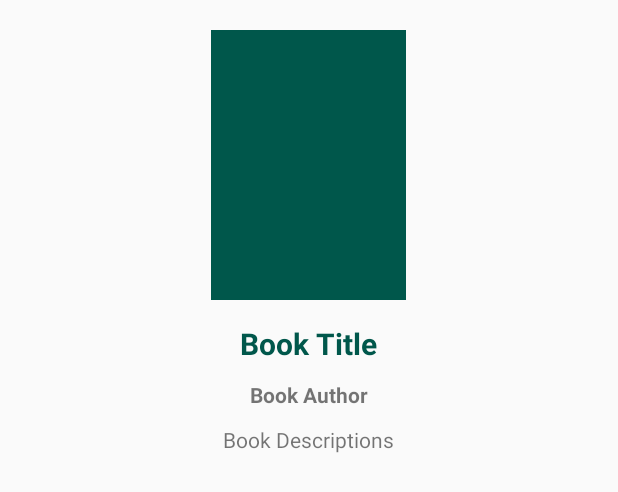
After one commit to vietnguyenhoangw/BooksApp, an Android app: the layout activity_book_detail.xml on its own in the app's theme, with its tools: preview values and no code run, on a phone screen of 412 x 824 dp. The commit adds this screen. Shown: the top 492 px of the screen. Run offline under Robolectric (Android 15) with nearby library versions, the phone set to English and light mode, and no system bars; network calls fail.

Commit message:
[UPD] - :sparkles: add book detail when click on bookitem

```diff
--- a/app/src/main/AndroidManifest.xml
+++ b/app/src/main/AndroidManifest.xml
@@ -11,6 +11,7 @@
         android:roundIcon="@mipmap/ic_launcher_round"
         android:supportsRtl="true"
         android:theme="@style/AppTheme">
+        <activity android:name=".BookDetailActivity"></activity>
         <activity android:name=".MainActivity">
             <intent-filter>
                 <action android:name="android.intent.action.MAIN" />
--- a/app/src/main/java/com/example/booksapp/BookListAdapter.java
+++ b/app/src/main/java/com/example/booksapp/BookListAdapter.java
@@ -8,6 +8,7 @@ import android.view.ViewGroup;
 import android.widget.ArrayAdapter;
 import android.widget.ImageView;
 import android.widget.TextView;
+import android.widget.Toast;
 
 import androidx.annotation.NonNull;
 import androidx.annotation.Nullable;
@@ -43,7 +44,7 @@ public class BookListAdapter extends ArrayAdapter<Book> {
         bookTitle = convertView.findViewById(R.id.book_title);
         bookAuthor = convertView.findViewById(R.id.book_author);
 
-        Book book = arrayList.get(position);
+        final Book book = arrayList.get(position);
 
         Picasso.get()
                 .load(book.getBookImage())
--- /dev/null
+++ b/app/src/main/res/layout/activity_book_detail.xml
@@ -0,0 +1,46 @@
+<?xml version="1.0" encoding="utf-8"?>
+<LinearLayout xmlns:android="http://schemas.android.com/apk/res/android"
+    xmlns:app="http://schemas.android.com/apk/res-auto"
+    xmlns:tools="http://schemas.android.com/tools"
+    android:layout_width="match_parent"
+    android:layout_height="wrap_content"
+    android:padding="10dp"
+    android:orientation="vertical"
+    tools:context=".BookDetailActivity">
+
+    <ImageView
+        android:id="@+id/book_image"
+        android:layout_width="150dp"
+        android:layout_height="200dp"
+        android:layout_gravity="center"
+        android:padding="10dp"
+        android:src="@color/colorPrimaryDark" />
+
+    <TextView
+        android:id="@+id/book_title"
+        android:layout_width="wrap_content"
+        android:layout_height="wrap_content"
+        android:layout_gravity="center"
+        android:padding="5dp"
+        android:text="Book Title"
+        android:textColor="@color/colorPrimaryDark"
+        android:textSize="20sp"
+        android:textStyle="bold" />
+
+    <TextView
+        android:id="@+id/book_author"
+        android:layout_width="wrap_content"
+        android:layout_height="wrap_content"
+        android:layout_gravity="center"
+        android:padding="5dp"
+        android:text="Book Author"
+        android:textStyle="bold" />
+
+    <TextView
+        android:id="@+id/book_description"
+        android:layout_width="wrap_content"
+        android:layout_height="wrap_content"
+        android:layout_gravity="center"
+        android:padding="5dp"
+        android:text="Book Descriptions" />
+</LinearLayout>
```
Also changed, not shown: app/src/main/java/com/example/booksapp/BookDetailActivity.java (added, +52 -0 lines), app/src/main/java/com/example/booksapp/MainActivity.java (+9 -1 lines).
